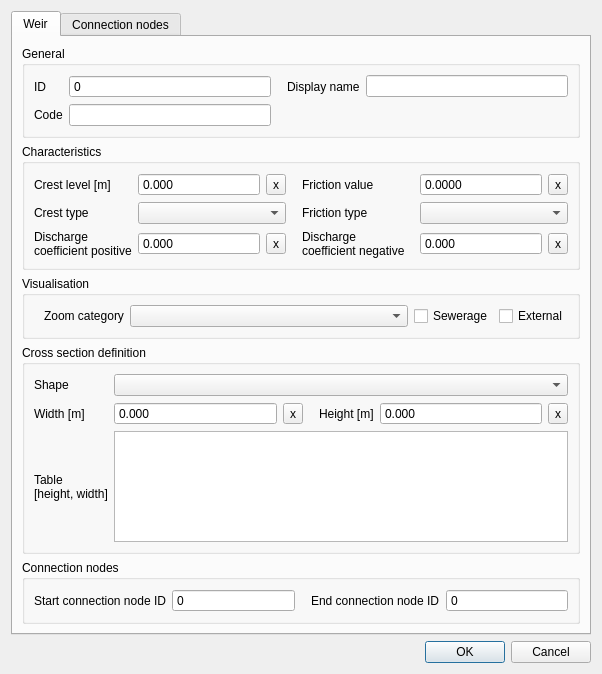
First picture: the form in threedi_schematisation_editor/forms/ui/weir.ui, repository nens/threedi-schematisation-editor, before the edit.
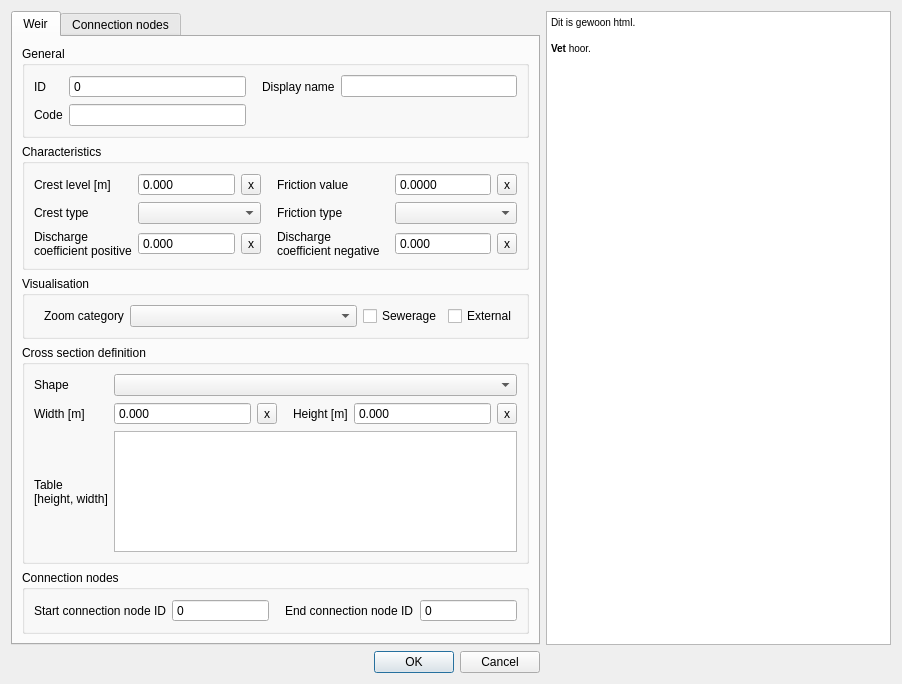
Second picture: the form after the edit.

The edit to the form file:
```diff
--- a/threedi_schematisation_editor/forms/ui/weir.ui
+++ b/threedi_schematisation_editor/forms/ui/weir.ui
@@ -6,14 +6,21 @@
    <rect>
     <x>0</x>
     <y>0</y>
-    <width>602</width>
-    <height>674</height>
+    <width>902</width>
+    <height>684</height>
    </rect>
   </property>
   <property name="windowTitle">
    <string>Dialog</string>
   </property>
   <layout class="QGridLayout" name="gridLayout">
+   <item row="1" column="0">
+    <widget class="QDialogButtonBox" name="buttonBox">
+     <property name="standardButtons">
+      <set>QDialogButtonBox::Cancel|QDialogButtonBox::Ok</set>
+     </property>
+    </widget>
+   </item>
    <item row="0" column="0">
     <widget class="QTabWidget" name="tabWidget">
      <property name="locale">
@@ -1127,10 +1134,16 @@
      </widget>
     </widget>
    </item>
-   <item row="1" column="0">
-    <widget class="QDialogButtonBox" name="buttonBox">
-     <property name="standardButtons">
-      <set>QDialogButtonBox::Cancel|QDialogButtonBox::Ok</set>
+   <item row="0" column="1">
+    <widget class="QTextBrowser" name="textBrowser">
+     <property name="html">
+      <string>&lt;!DOCTYPE HTML PUBLIC &quot;-//W3C//DTD HTML 4.0//EN&quot; &quot;http://www.w3.org/TR/REC-html40/strict.dtd&quot;&gt;
+&lt;html&gt;&lt;head&gt;&lt;meta name=&quot;qrichtext&quot; content=&quot;1&quot; /&gt;&lt;style type=&quot;text/css&quot;&gt;
+p, li { white-space: pre-wrap; }
+&lt;/style&gt;&lt;/head&gt;&lt;body style=&quot; font-family:'MS Shell Dlg 2'; font-size:7.8pt; font-weight:400; font-style:normal;&quot;&gt;
+&lt;p style=&quot; margin-top:0px; margin-bottom:0px; margin-left:0px; margin-right:0px; -qt-block-indent:0; text-indent:0px;&quot;&gt;Dit is gewoon html.&lt;/p&gt;
+&lt;p style=&quot;-qt-paragraph-type:empty; margin-top:0px; margin-bottom:0px; margin-left:0px; margin-right:0px; -qt-block-indent:0; text-indent:0px;&quot;&gt;&lt;br /&gt;&lt;/p&gt;
+&lt;p style=&quot; margin-top:0px; margin-bottom:0px; margin-left:0px; margin-right:0px; -qt-block-indent:0; text-indent:0px;&quot;&gt;&lt;span style=&quot; font-weight:600;&quot;&gt;Vet&lt;/span&gt; hoor.&lt;/p&gt;&lt;/body&gt;&lt;/html&gt;</string>
      </property>
     </widget>
    </item>
```
